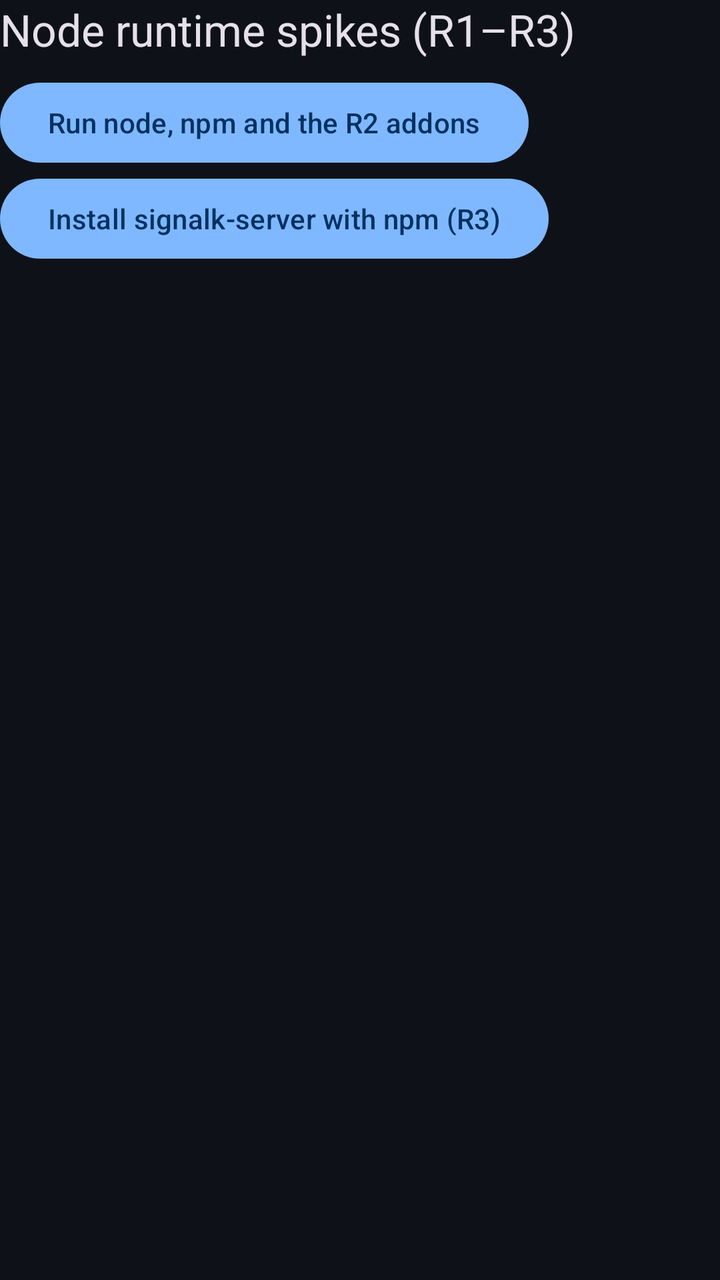
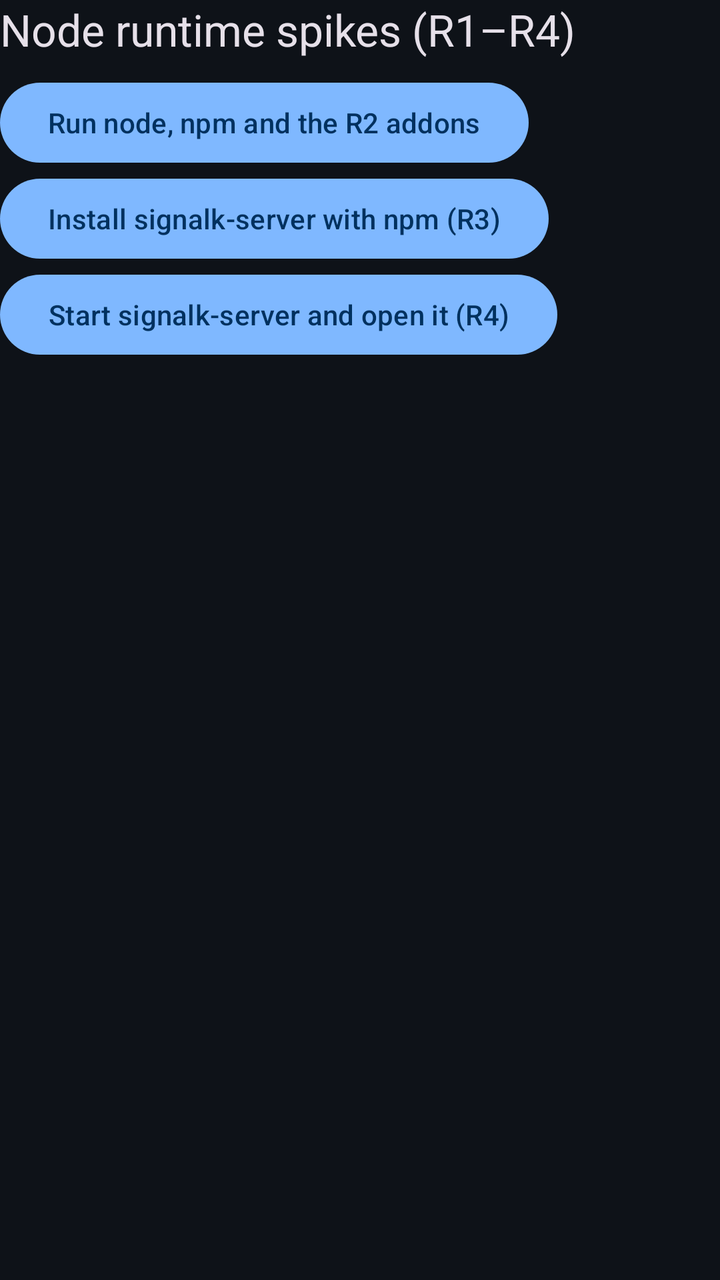

Before-and-after screenshots of an Android layout around one commit, followed by the original layout XML and the change that was made.
<!-- AndroidManifest.xml: application theme Theme.PocketSK -->
<!-- res/layout/activity_main.xml -->
<?xml version="1.0" encoding="utf-8"?>
<LinearLayout xmlns:android="http://schemas.android.com/apk/res/android"
    android:id="@+id/root"
    android:layout_width="match_parent"
    android:layout_height="match_parent"
    android:orientation="vertical">

    <TextView
        android:id="@+id/title"
        android:layout_width="match_parent"
        android:layout_height="wrap_content"
        android:text="@string/spike_title"
        android:textAppearance="?attr/textAppearanceTitleLarge" />

    <Button
        android:id="@+id/run"
        android:layout_width="wrap_content"
        android:layout_height="wrap_content"
        android:layout_marginTop="8dp"
        android:text="@string/spike_run" />

    <Button
        android:id="@+id/install"
        android:layout_width="wrap_content"
        android:layout_height="wrap_content"
        android:text="@string/spike_install" />

    <ScrollView
        android:layout_width="match_parent"
        android:layout_height="0dp"
        android:layout_weight="1"
        android:layout_marginTop="8dp">

        <TextView
            android:id="@+id/output"
            android:layout_width="match_parent"
            android:layout_height="wrap_content"
            android:fontFamily="monospace"
            android:textIsSelectable="true"
            android:textSize="12sp" />
    </ScrollView>
</LinearLayout>
<!-- resources referenced by this layout -->
<resources>
  <string name="spike_install">Install signalk-server with npm (R3)</string>
  <string name="spike_run">Run node, npm and the R2 addons</string>
  <string name="spike_title">Node runtime spikes (R1–R3)</string>
  <style name="Theme.PocketSK" parent="Theme.Material3.Dark.NoActionBar">
          <item name="colorPrimary">@color/primary</item>
          <item name="colorOnPrimary">@color/on_primary</item>
          <item name="colorSurface">@color/surface</item>
          <item name="colorOnSurface">@color/on_surface</item>
          <item name="android:windowBackground">@color/surface</item>
          <item name="android:windowLightStatusBar">false</item>
          <item name="android:windowLightNavigationBar">false</item>
      </style>
  <color name="primary">#7FB8FF</color>
  <color name="on_primary">#00315F</color>
  <color name="surface">#0E1218</color>
  <color name="on_surface">#E3E6EA</color>
</resources>

<!-- the commit's change to res/layout/activity_main.xml (unified diff, before → after) -->
@@ -25,6 +25,12 @@
         android:layout_height="wrap_content"
         android:text="@string/spike_install" />
 
+    <Button
+        android:id="@+id/server"
+        android:layout_width="wrap_content"
+        android:layout_height="wrap_content"
+        android:text="@string/spike_server_start" />
+
     <ScrollView
         android:layout_width="match_parent"
         android:layout_height="0dp"
<!-- resource entries referenced after the edit -->
@@ -2,7 +2,8 @@
 <resources>
   <string name="spike_install">Install signalk-server with npm (R3)</string>
   <string name="spike_run">Run node, npm and the R2 addons</string>
-  <string name="spike_title">Node runtime spikes (R1–R3)</string>
+  <string name="spike_server_start">Start signalk-server and open it (R4)</string>
+  <string name="spike_title">Node runtime spikes (R1–R4)</string>
   <style name="Theme.PocketSK" parent="Theme.Material3.Dark.NoActionBar">
           <item name="colorPrimary">@color/primary</item>
           <item name="colorOnPrimary">@color/on_primary</item>
